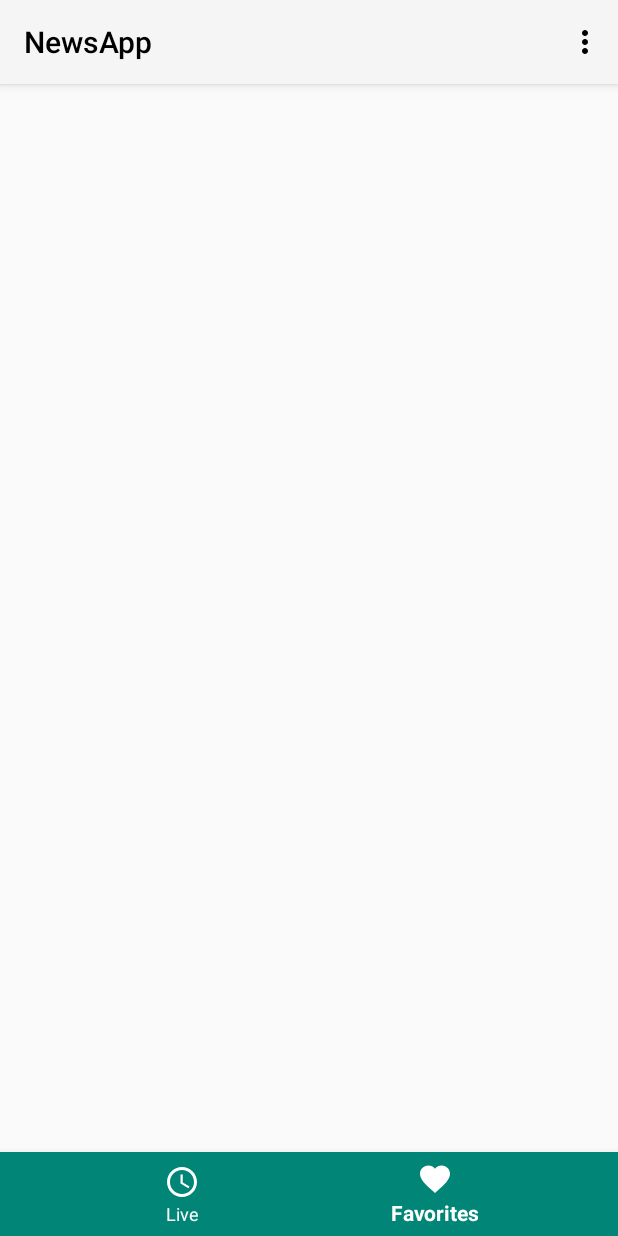
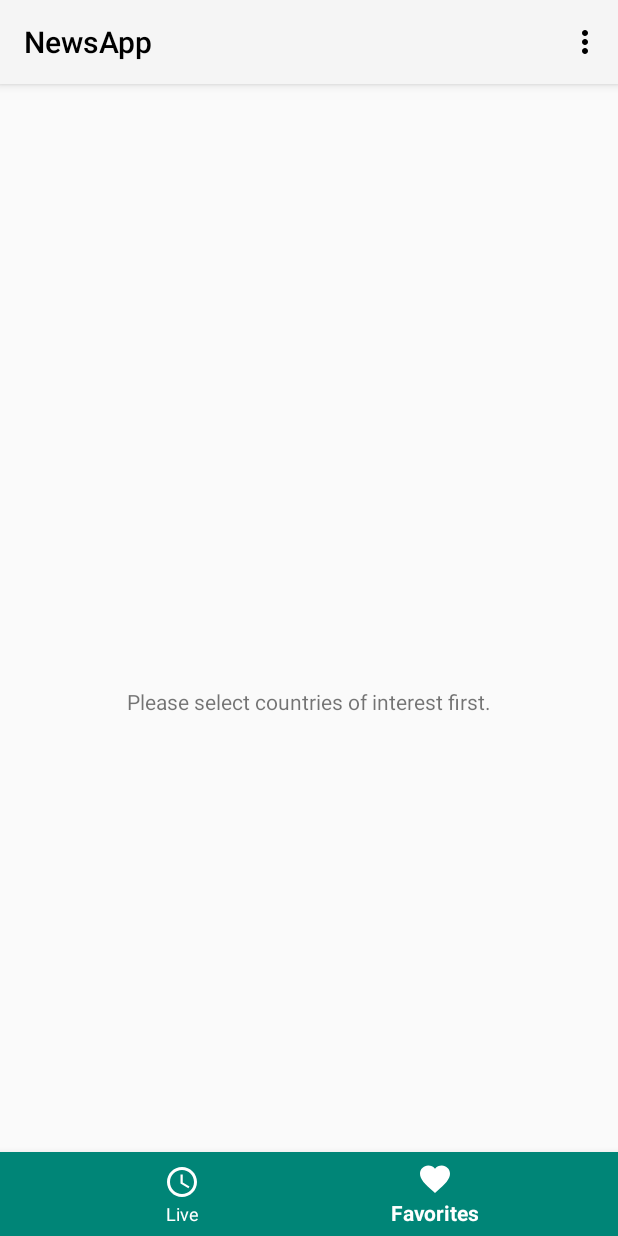
Before and after one commit to kleinchang/newsapp, an Android app: the screen it shows after launch (ArticleListActivity), item 2 of the bottom bar chosen, on a phone screen of 412 x 824 dp. Run offline under Robolectric (Android 15) with nearby library versions, the phone set to English and light mode, and no system bars; our stand-ins replace Dagger/Hilt's generated code, Picasso; libraries missing offline, so code that uses them is left out: com.crashlytics.android, io.fabric.sdk, kotlinx.coroutines.experimental; pictures from the network do not load; 4 statements that could not run were skipped.

Commit message:
add prompt message

```diff
--- a/app/src/main/java/com/kc/newsapp/ui/ArticleListActivity.kt
+++ b/app/src/main/java/com/kc/newsapp/ui/ArticleListActivity.kt
@@ -179,7 +179,7 @@ class ArticleListActivity : AppCompatActivity() {
             val set = mutableSetOf<String>()
             viewModel.countryOfInterest.value?.forEach { set.add(it) }
 
-            setTitle(R.string.title).setMultiChoiceItems(array, checked) {
+            setTitle(R.string.title_select_countries).setMultiChoiceItems(array, checked) {
                 dialog, which, isChecked ->
                 if (isChecked)
                     set.add(array[which])
--- a/app/src/main/java/com/kc/newsapp/ui/ArticleListFragment.kt
+++ b/app/src/main/java/com/kc/newsapp/ui/ArticleListFragment.kt
@@ -80,7 +80,7 @@ open class ArticleListFragment : Fragment() {
             }
         })
         viewModel.articles.observe(this, Observer {
-            it?.let {
+            if (it?.articles?.isNotEmpty() == true) {
                 rvAdapter.data = it
                 list.show()
                 errorView.hide()
@@ -93,12 +93,13 @@ open class ArticleListFragment : Fragment() {
             if (it == true) {
                 log("Error ->")
                 list.hide()
+                errorView.text = "Error"
                 errorView.show()
             }
         })
     }
 
-    private fun initSwipeToRefresh(viewModel: ListViewModel) {
+    open fun initSwipeToRefresh(viewModel: ListViewModel) {
         viewModel.getLoading().observe(this, Observer {
             log("getLoading $it")
             if (it != null) {
--- a/app/src/main/java/com/kc/newsapp/ui/BookmarkFragment.kt
+++ b/app/src/main/java/com/kc/newsapp/ui/BookmarkFragment.kt
@@ -5,6 +5,7 @@ import android.os.Handler
 import android.os.Looper
 import android.support.v7.widget.DividerItemDecoration
 import android.support.v7.widget.LinearLayoutManager
+import com.kc.newsapp.R
 import com.kc.newsapp.data.model.Articles
 import com.kc.newsapp.util.hide
 import com.kc.newsapp.util.show
@@ -38,12 +39,18 @@ class BookmarkFragment : ArticleListFragment() {
         list.adapter = rvAdapter
 
         viewModel.bookmarkArticleList.observe(this, Observer {
-            it?.let {
+            if (it?.isNotEmpty() == true) {
                 rvAdapter.data = Articles(articles = it)
                 list.show()
                 errorView.hide()
+            } else {
+                errorView.text = getString(R.string.prompt_empty_bookmark)
             }
         })
+    }
+
+    override fun initSwipeToRefresh(viewModel: ListViewModel) {
+        swipeRefresh.isEnabled = false
     }
 
     companion object {
--- a/app/src/main/res/layout/activity_article_list.xml
+++ b/app/src/main/res/layout/activity_article_list.xml
@@ -22,7 +22,6 @@
         android:layout_width="wrap_content"
         android:layout_height="wrap_content"
         android:layout_gravity="center"
-        android:visibility="gone"
-        android:text="Error"/>
+        android:text="@string/prompt_select_countries"/>
 
 </FrameLayout>
--- a/app/src/main/res/menu/actions.xml
+++ b/app/src/main/res/menu/actions.xml
@@ -11,7 +11,7 @@
 
     <!-- Settings, should always be in the overflow -->
     <item android:id="@+id/action_settings"
-        android:title="Country of Interest"
+        android:title="@string/title_select_countries"
         app:showAsAction="never"/>
 
     <!--<group android:checkableBehavior="all">-->
--- a/app/src/main/res/values/strings.xml
+++ b/app/src/main/res/values/strings.xml
@@ -1,7 +1,6 @@
 <resources>
     <string name="app_name">NewsApp</string>
 
-    <string name="title">Country of Interest</string>
     <string name="ok">OK</string>
     <string name="cancel">Cancel</string>
 
@@ -9,4 +8,8 @@
     <string name="text_schedules">Live</string>
     <string name="text_music">Music</string>
 
+    <string name="prompt_empty_bookmark">No bookmark item.</string>
+    <string name="prompt_select_countries">Please select countries of interest first.</string>
+    <string name="title_select_countries">Countries of Interest</string>
+
 </resources>
```
